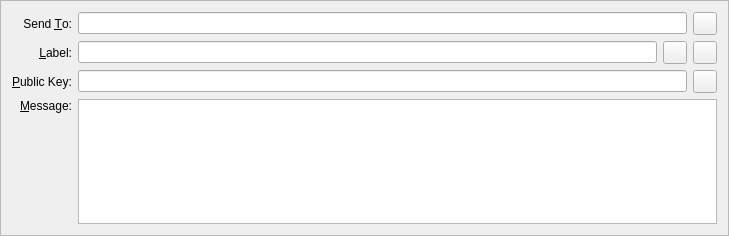
Before: the Qt Designer form src/qt/forms/sendmessagesentry.ui in aliothcoin/aliothcoin, drawn with Qt 5.
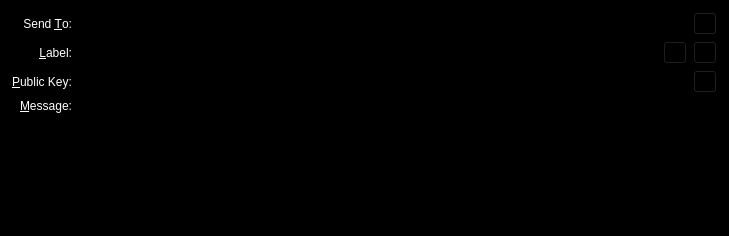
After: the same form once the commit is applied. Icons and pictures are not drawn. Custom widgets are drawn as their Qt base class.

The edit to the form file:
```diff
--- a/src/qt/forms/sendmessagesentry.ui
+++ b/src/qt/forms/sendmessagesentry.ui
@@ -10,6 +10,421 @@
     <height>236</height>
    </rect>
   </property>
+  <property name="palette">
+   <palette>
+    <active>
+     <colorrole role="WindowText">
+      <brush brushstyle="SolidPattern">
+       <color alpha="255">
+        <red>255</red>
+        <green>255</green>
+        <blue>255</blue>
+       </color>
+      </brush>
+     </colorrole>
+     <colorrole role="Button">
+      <brush brushstyle="SolidPattern">
+       <color alpha="255">
+        <red>0</red>
+        <green>0</green>
+        <blue>0</blue>
+       </color>
+      </brush>
+     </colorrole>
+     <colorrole role="Light">
+      <brush brushstyle="SolidPattern">
+       <color alpha="255">
+        <red>0</red>
+        <green>0</green>
+        <blue>0</blue>
+       </color>
+      </brush>
+     </colorrole>
+     <colorrole role="Midlight">
+      <brush brushstyle="SolidPattern">
+       <color alpha="255">
+        <red>0</red>
+        <green>0</green>
+        <blue>0</blue>
+       </color>
+      </brush>
+     </colorrole>
+     <colorrole role="Dark">
+      <brush brushstyle="SolidPattern">
+       <color alpha="255">
+        <red>0</red>
+        <green>0</green>
+        <blue>0</blue>
+       </color>
+      </brush>
+     </colorrole>
+     <colorrole role="Mid">
+      <brush brushstyle="SolidPattern">
+       <color alpha="255">
+        <red>0</red>
+        <green>0</green>
+        <blue>0</blue>
+       </color>
+      </brush>
+     </colorrole>
+     <colorrole role="Text">
+      <brush brushstyle="SolidPattern">
+       <color alpha="255">
+        <red>255</red>
+        <green>255</green>
+        <blue>255</blue>
+       </color>
+      </brush>
+     </colorrole>
+     <colorrole role="BrightText">
+      <brush brushstyle="SolidPattern">
+       <color alpha="255">
+        <red>255</red>
+        <green>255</green>
+        <blue>255</blue>
+       </color>
+      </brush>
+     </colorrole>
+     <colorrole role="ButtonText">
+      <brush brushstyle="SolidPattern">
+       <color alpha="255">
+        <red>255</red>
+        <green>255</green>
+        <blue>255</blue>
+       </color>
+      </brush>
+     </colorrole>
+     <colorrole role="Base">
+      <brush brushstyle="SolidPattern">
+       <color alpha="255">
+        <red>0</red>
+        <green>0</green>
+        <blue>0</blue>
+       </color>
+      </brush>
+     </colorrole>
+     <colorrole role="Window">
+      <brush brushstyle="SolidPattern">
+       <color alpha="255">
+        <red>0</red>
+        <green>0</green>
+        <blue>0</blue>
+       </color>
+      </brush>
+     </colorrole>
+     <colorrole role="Shadow">
+      <brush brushstyle="SolidPattern">
+       <color alpha="255">
+        <red>0</red>
+        <green>0</green>
+        <blue>0</blue>
+       </color>
+      </brush>
+     </colorrole>
+     <colorrole role="AlternateBase">
+      <brush brushstyle="SolidPattern">
+       <color alpha="255">
+        <red>0</red>
+        <green>0</green>
+        <blue>0</blue>
+       </color>
+      </brush>
+     </colorrole>
+     <colorrole role="ToolTipBase">
+      <brush brushstyle="SolidPattern">
+       <color alpha="255">
+        <red>255</red>
+        <green>255</green>
+        <blue>220</blue>
+       </color>
+      </brush>
+     </colorrole>
+     <colorrole role="ToolTipText">
+      <brush brushstyle="SolidPattern">
+       <color alpha="255">
+        <red>0</red>
+        <green>0</green>
+        <blue>0</blue>
+       </color>
+      </brush>
+     </colorrole>
+    </active>
+    <inactive>
+     <colorrole role="WindowText">
+      <brush brushstyle="SolidPattern">
+       <color alpha="255">
+        <red>255</red>
+        <green>255</green>
+        <blue>255</blue>
+       </color>
+      </brush>
+     </colorrole>
+     <colorrole role="Button">
+      <brush brushstyle="SolidPattern">
+       <color alpha="255">
+        <red>0</red>
+        <green>0</green>
+        <blue>0</blue>
+       </color>
+      </brush>
+     </colorrole>
+     <colorrole role="Light">
+      <brush brushstyle="SolidPattern">
+       <color alpha="255">
+        <red>0</red>
+        <green>0</green>
+        <blue>0</blue>
+       </color>
+      </brush>
+     </colorrole>
+     <colorrole role="Midlight">
+      <brush brushstyle="SolidPattern">
+       <color alpha="255">
+        <red>0</red>
+        <green>0</green>
+        <blue>0</blue>
+       </color>
+      </brush>
+     </colorrole>
+     <colorrole role="Dark">
+      <brush brushstyle="SolidPattern">
+       <color alpha="255">
+        <red>0</red>
+        <green>0</green>
+        <blue>0</blue>
+       </color>
+      </brush>
+     </colorrole>
+     <colorrole role="Mid">
+      <brush brushstyle="SolidPattern">
+       <color alpha="255">
+        <red>0</red>
+        <green>0</green>
+        <blue>0</blue>
+       </color>
+      </brush>
+     </colorrole>
+     <colorrole role="Text">
+      <brush brushstyle="SolidPattern">
+       <color alpha="255">
+        <red>255</red>
+        <green>255</green>
+        <blue>255</blue>
+       </color>
+      </brush>
+     </colorrole>
+     <colorrole role="BrightText">
+      <brush brushstyle="SolidPattern">
+       <color alpha="255">
+        <red>255</red>
+        <green>255</green>
+        <blue>255</blue>
+       </color>
+      </brush>
+     </colorrole>
+     <colorrole role="ButtonText">
+      <brush brushstyle="SolidPattern">
+       <color alpha="255">
+        <red>255</red>
+        <green>255</green>
+        <blue>255</blue>
+       </color>
+      </brush>
+     </colorrole>
+     <colorrole role="Base">
+      <brush brushstyle="SolidPattern">
+       <color alpha="255">
+        <red>0</red>
+        <green>0</green>
+        <blue>0</blue>
+       </color>
+      </brush>
+     </colorrole>
+     <colorrole role="Window">
+      <brush brushstyle="SolidPattern">
+       <color alpha="255">
+        <red>0</red>
+        <green>0</green>
+        <blue>0</blue>
+       </color>
+      </brush>
+     </colorrole>
+     <colorrole role="Shadow">
+      <brush brushstyle="SolidPattern">
+       <color alpha="255">
+        <red>0</red>
+        <green>0</green>
+        <blue>0</blue>
+       </color>
+      </brush>
+     </colorrole>
+     <colorrole role="AlternateBase">
+      <brush brushstyle="SolidPattern">
+       <color alpha="255">
+        <red>0</red>
+        <green>0</green>
+        <blue>0</blue>
+       </color>
+      </brush>
+     </colorrole>
+     <colorrole role="ToolTipBase">
+      <brush brushstyle="SolidPattern">
+       <color alpha="255">
+        <red>255</red>
+        <green>255</green>
+        <blue>220</blue>
+       </color>
+      </brush>
+     </colorrole>
+     <colorrole role="ToolTipText">
+      <brush brushstyle="SolidPattern">
+       <color alpha="255">
+        <red>0</red>
+        <green>0</green>
+        <blue>0</blue>
+       </color>
+      </brush>
+     </colorrole>
+    </inactive>
+    <disabled>
+     <colorrole role="WindowText">
+      <brush brushstyle="SolidPattern">
+       <color alpha="255">
+        <red>0</red>
+        <green>0</green>
+        <blue>0</blue>
+       </color>
+      </brush>
+     </colorrole>
+     <colorrole role="Button">
+      <brush brushstyle="SolidPattern">
+       <color alpha="255">
+        <red>0</red>
+        <green>0</green>
+        <blue>0</blue>
+       </color>
+      </brush>
+     </colorrole>
+     <colorrole role="Light">
+      <brush brushstyle="SolidPattern">
+       <color alpha="255">
+        <red>0</red>
+        <green>0</green>
+        <blue>0</blue>
+       </color>
+      </brush>
+     </colorrole>
+     <colorrole role="Midlight">
+      <brush brushstyle="SolidPattern">
+       <color alpha="255">
+        <red>0</red>
+        <green>0</green>
+        <blue>0</blue>
+       </color>
+      </brush>
+     </colorrole>
+     <colorrole role="Dark">
+      <brush brushstyle="SolidPattern">
+       <color alpha="255">
+        <red>0</red>
+        <green>0</green>
+        <blue>0</blue>
+       </color>
+      </brush>
+     </colorrole>
+     <colorrole role="Mid">
+      <brush brushstyle="SolidPattern">
+       <color alpha="255">
+        <red>0</red>
+        <green>0</green>
+        <blue>0</blue>
+       </color>
+      </brush>
+     </colorrole>
+     <colorrole role="Text">
+      <brush brushstyle="SolidPattern">
+       <color alpha="255">
+        <red>0</red>
+        <green>0</green>
+        <blue>0</blue>
+       </color>
+      </brush>
+     </colorrole>
+     <colorrole role="BrightText">
+      <brush brushstyle="SolidPattern">
+       <color alpha="255">
+        <red>255</red>
+        <green>255</green>
+        <blue>255</blue>
+       </color>
+      </brush>
+     </colorrole>
+     <colorrole role="ButtonText">
+      <brush brushstyle="SolidPattern">
+       <color alpha="255">
+        <red>0</red>
+        <green>0</green>
+        <blue>0</blue>
+       </color>
+      </brush>
+     </colorrole>
+     <colorrole role="Base">
+      <brush brushstyle="SolidPattern">
+       <color alpha="255">
+        <red>0</red>
+        <green>0</green>
+        <blue>0</blue>
+       </color>
+      </brush>
+     </colorrole>
+     <colorrole role="Window">
+      <brush brushstyle="SolidPattern">
+       <color alpha="255">
+        <red>0</red>
+        <green>0</green>
+        <blue>0</blue>
+       </color>
+      </brush>
+     </colorrole>
+     <colorrole role="Shadow">
+      <brush brushstyle="SolidPattern">
+       <color alpha="255">
+        <red>0</red>
+        <green>0</green>
+        <blue>0</blue>
+       </color>
+      </brush>
+     </colorrole>
+     <colorrole role="AlternateBase">
+      <brush brushstyle="SolidPattern">
+       <color alpha="255">
+        <red>0</red>
+        <green>0</green>
+        <blue>0</blue>
+       </color>
+      </brush>
+     </colorrole>
+     <colorrole role="ToolTipBase">
+      <brush brushstyle="SolidPattern">
+       <color alpha="255">
+        <red>255</red>
+        <green>255</green>
+        <blue>220</blue>
+       </color>
+      </brush>
+     </colorrole>
+     <colorrole role="ToolTipText">
+      <brush brushstyle="SolidPattern">
+       <color alpha="255">
+        <red>0</red>
+        <green>0</green>
+        <blue>0</blue>
+       </color>
+      </brush>
+     </colorrole>
+    </disabled>
+   </palette>
+  </property>
   <property name="windowTitle">
    <string>Form</string>
   </property>
```
